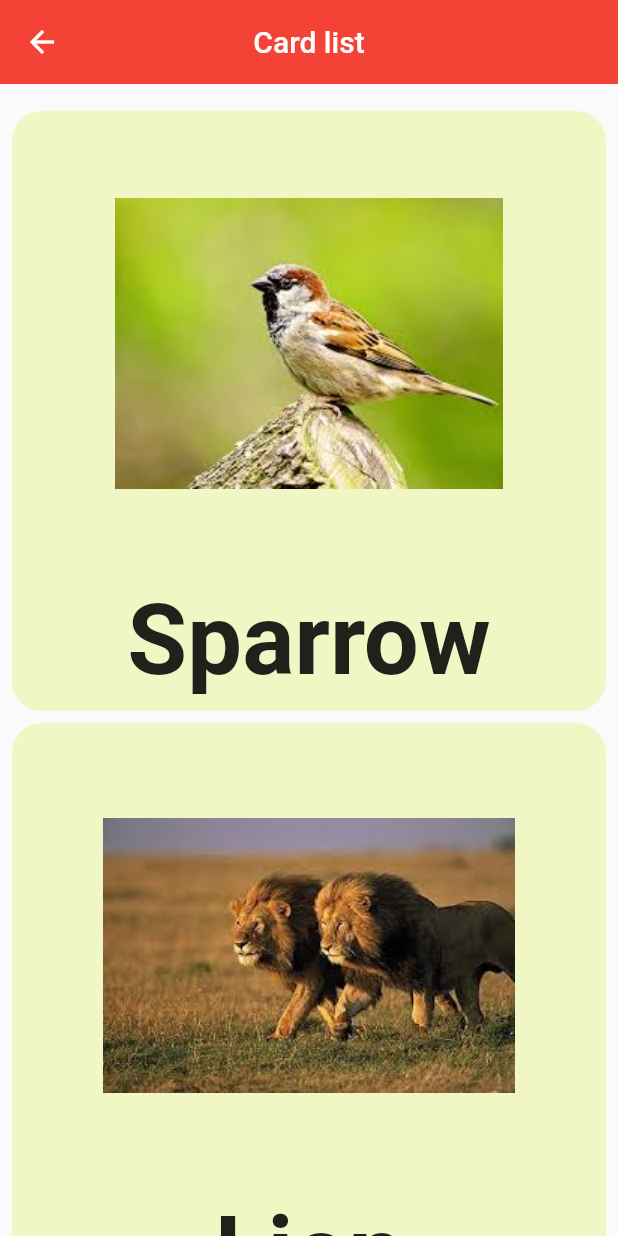
After one commit to manisha54/FlutterApp, a Flutter app: the screen it shows after launch, after a tap on "card list", on a phone screen of 412 x 824 dp. The commit adds this screen. Run offline on Flutter 3.47's test engine with Material 2 defaults, Android fonts, the phone set to English and light mode, and no system bars.

Commit message:
card list done

```diff
--- a/flutter_app/lib/app.dart
+++ b/flutter_app/lib/app.dart
@@ -1,6 +1,7 @@
 import 'package:flutter/material.dart';
 import 'package:flutter_app/view/area_circle.dart';
 import 'package:flutter_app/view/arithmetic_view.dart';
+import 'package:flutter_app/view/card_list.dart';
 import 'package:flutter_app/view/class_exercise.dart';
 import 'package:flutter_app/view/column_view.dart';
 import 'package:flutter_app/view/container_screen.dart';
@@ -42,8 +43,10 @@ class App extends StatelessWidget {
         '/studentdetailview' : (context) => const StudentDetailView(),
         '/editstudentdetailview' : (context) => const EditStudentDetailview(),
         '/studentdetail' : (context) => const StudentsInfo(),
-         '/mediaquery' : (context) => const MediaQueryView(),
-         '/classexercise' : (context) => const ClassExercise(),
+        '/mediaquery' : (context) => const MediaQueryView(),
+        '/classexercise' : (context) => const ClassExercise(),
+        '/cardlist' : (context) => const CardList(),
+
 
       },
 
--- /dev/null
+++ b/flutter_app/lib/view/card_list.dart
@@ -0,0 +1,121 @@
+import 'package:flutter/material.dart';
+
+class CardList extends StatefulWidget {
+  const CardList({super.key});
+
+  @override
+  State<CardList> createState() => _CardListState();
+}
+
+class _CardListState extends State<CardList> {
+  @override
+  Widget build(BuildContext context) {
+    return  Scaffold(
+      appBar: AppBar(
+        title: const Text("Card list"),
+        centerTitle: true,
+        elevation: 0,
+        backgroundColor: Colors.red,
+
+      ),
+      body: SingleChildScrollView(
+        child: Padding(
+          padding: const EdgeInsets.all(8),
+          child: Column(
+            children:  [
+              const SizedBox(height: 10),
+              Container (
+
+               height: 400,
+               decoration: BoxDecoration(
+               border: Border.all(
+                  color: const Color(0xFFF1F7C4),
+                  width: 5,
+                  style: BorderStyle.solid
+                ),  borderRadius: BorderRadius.circular(20),
+                 color: const Color(0xFFF1F7C4),
+               ),
+               child: Column(
+                 children: [
+                  Align(
+                 //   alignment: const Alignment(-0.5, -0.5),
+                    child: Image.asset("assets/images/sparrow.jpg", height: 300, width: 500),
+                  ),
+                  const SizedBox(height: 10,),
+                  const Text('Sparrow',
+                  style: TextStyle(
+                   fontSize: 65,
+                    fontWeight: FontWeight.bold
+                    ),
+                  ),
+                ],
+               ),
+              ),
+
+              //next image
+              const SizedBox(height: 8),
+              Container (
+               height: 400,
+               decoration: BoxDecoration(
+                border: Border.all(
+                  color: const Color(0xFFF1F7C4),
+                  width: 5,
+                  style: BorderStyle.solid
+                ),  borderRadius: BorderRadius.circular(20),
+                 color: const Color(0xFFF1F7C4),
+                ),
+              child: Column(
+                children: [
+                  Align(
+                    alignment: const Alignment(0, -0.5),
+                    child: Image.asset("assets/images/lion.jpg", height: 300, width: 500),
+                  ),
+                  const SizedBox(height: 10,),
+                  const Text('Lion',
+                  style: TextStyle(
+                    fontSize: 65,
+                    fontWeight: FontWeight.bold
+                    ),
+                  ),
+                ],
+              ),
+              ),
+
+
+              //next image
+              const SizedBox(height: 8),
+              Container (
+               height: 400,
+               decoration: BoxDecoration(
+                border: Border.all(
+                  color: const Color(0xFFF1F7C4),
+                  width: 5,
+                  style: BorderStyle.solid
+                ),  borderRadius: BorderRadius.circular(20),
+                 color: const Color(0xFFF1F7C4),
+                ),
+              child: Column(
+                children: [
+                  Align(
+                    alignment: const Alignment(0, -0.5),
+                    child: Image.asset("assets/images/elephant.jpg", height: 300, width: 500),
+                  ),
+                  const SizedBox(height: 10,),
+                  const Text('Elephant',
+                  style: TextStyle(
+                    fontSize: 65,
+                    fontWeight: FontWeight.bold
+                    ),
+                  ),
+                ],
+              ),
+              ),
+            ],
+
+          ),
+        ),
+      ),
+
+    );
+  }
+}
--- a/flutter_app/lib/view/dashboard.dart
+++ b/flutter_app/lib/view/dashboard.dart
@@ -12,7 +12,8 @@ class DashboardView extends StatelessWidget {
         elevation: 0,
         backgroundColor: Colors.deepPurple,
       ),
-      body: Padding(
+      body: SingleChildScrollView(
+        child: Padding(
           padding: const EdgeInsets.all(8.0),
           child: Column(
             crossAxisAlignment: CrossAxisAlignment.stretch,
@@ -102,7 +103,15 @@ class DashboardView extends StatelessWidget {
                 },
                 child: const Text('Class work'),
               ),
+              ElevatedButton(
+                onPressed: () {
+                 Navigator.pushNamed(context, '/cardlist' );
+                },
+                child: const Text('card list'),
+              ),
+
             ],
+          ),
         ),
       ),
     );
--- a/flutter_app/pubspec.yaml
+++ b/flutter_app/pubspec.yaml
@@ -61,7 +61,10 @@ flutter:
   # To add assets to your application, add an assets section, like this:
   assets:
       - assets/images/download.jpg
-
+      - assets/images/elephant.jpg
+      - assets/images/sparrow.jpg
+      - assets/images/hummingbird.jpg
+      - assets/images/lion.jpg
 
   # An image asset can refer to one or more resolution-specific "variants", see
   # https://flutter.dev/assets-and-images/#resolution-aware
```
Also changed, not shown: flutter_app/assets/images/elephant.jpg (added), flutter_app/assets/images/hummingbird.jpg (added), flutter_app/assets/images/lion.jpg (added), flutter_app/assets/images/sparrow.jpg (added). Lines whose indentation alone changed are shown as unchanged.
